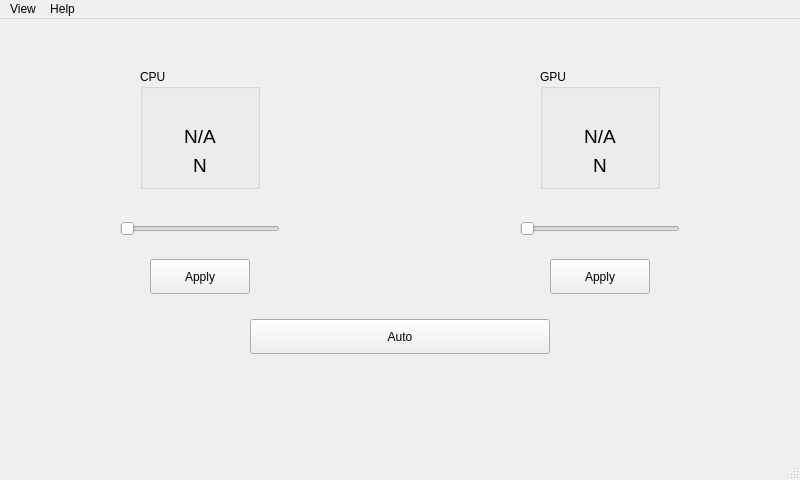
Above: resources/UI.ui from yongshee-th/NBFC-UI before the change. Below: the same form after it.
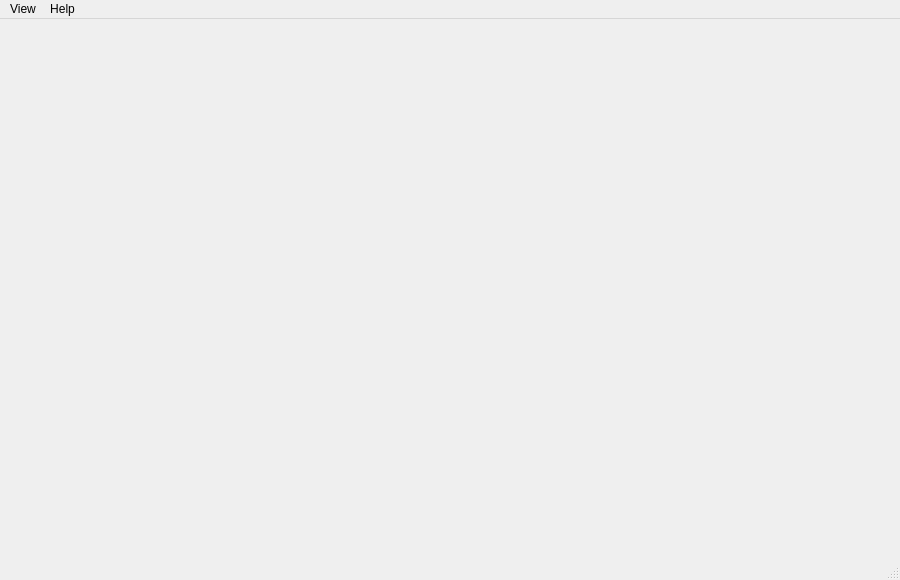
That is the form after the change. Icons and pictures are not drawn.

Commit message:
Add profile/fan health warnings, thermal watchdog, and lower idle CPU use
- Warn when the NBFC profile does not match the DMI model, with a one-click switch
- Warn when a commanded fan reads 0 RPM or acer_wmi shares fan control
- Fall back to Auto if temperature reaches 90C while in manual mode
- Throttle nvidia-smi polling and stop fan-blade animation when idle

```diff
--- a/resources/UI.ui
+++ b/resources/UI.ui
@@ -6,10 +6,16 @@
    <rect>
     <x>0</x>
     <y>0</y>
-    <width>800</width>
-    <height>480</height>
+    <width>900</width>
+    <height>580</height>
    </rect>
   </property>
+  <property name="minimumSize">
+   <size>
+    <width>680</width>
+    <height>460</height>
+   </size>
+  </property>
   <property name="windowTitle">
    <string>NBFC UI</string>
   </property>
@@ -17,198 +23,13 @@
    <iconset>
     <normaloff>icon.png</normaloff>icon.png</iconset>
   </property>
-  <widget class="QWidget" name="centralwidget">
-   <widget class="QSlider" name="horizontalSlider_CPU">
-    <property name="geometry">
-     <rect>
-      <x>120</x>
-      <y>200</y>
-      <width>160</width>
-      <height>20</height>
-     </rect>
-    </property>
-    <property name="cursor">
-     <cursorShape>OpenHandCursor</cursorShape>
-    </property>
-    <property name="orientation">
-     <enum>Qt::Horizontal</enum>
-    </property>
-   </widget>
-   <widget class="QSlider" name="horizontalSlider_GPU">
-    <property name="geometry">
-     <rect>
-      <x>520</x>
-      <y>200</y>
-      <width>160</width>
-      <height>20</height>
-     </rect>
-    </property>
-    <property name="cursor">
-     <cursorShape>OpenHandCursor</cursorShape>
-    </property>
-    <property name="orientation">
-     <enum>Qt::Horizontal</enum>
-    </property>
-   </widget>
-   <widget class="QPushButton" name="Apply_GPU">
-    <property name="geometry">
-     <rect>
-      <x>550</x>
-      <y>240</y>
-      <width>100</width>
-      <height>35</height>
-     </rect>
-    </property>
-    <property name="cursor">
-     <cursorShape>PointingHandCursor</cursorShape>
-    </property>
-    <property name="text">
-     <string>Apply</string>
-    </property>
-   </widget>
-   <widget class="QPushButton" name="Apply_CPU">
-    <property name="geometry">
-     <rect>
-      <x>150</x>
-      <y>240</y>
-      <width>100</width>
-      <height>35</height>
-     </rect>
-    </property>
-    <property name="cursor">
-     <cursorShape>PointingHandCursor</cursorShape>
-    </property>
-    <property name="text">
-     <string>Apply</string>
-    </property>
-   </widget>
-   <widget class="QPushButton" name="Apply_Auto">
-    <property name="geometry">
-     <rect>
-      <x>250</x>
-      <y>300</y>
-      <width>300</width>
-      <height>35</height>
-     </rect>
-    </property>
-    <property name="cursor">
-     <cursorShape>PointingHandCursor</cursorShape>
-    </property>
-    <property name="text">
-     <string>Auto</string>
-    </property>
-   </widget>
-   <widget class="QGroupBox" name="CPU">
-    <property name="geometry">
-     <rect>
-      <x>140</x>
-      <y>50</y>
-      <width>120</width>
-      <height>120</height>
-     </rect>
-    </property>
-    <property name="title">
-     <string>CPU</string>
-    </property>
-    <layout class="QVBoxLayout" name="verticalLayout">
-     <item>
-      <widget class="QLabel" name="label">
-       <property name="text">
-        <string/>
-       </property>
-      </widget>
-     </item>
-     <item>
-      <widget class="QLabel" name="Speed_CPU">
-       <property name="font">
-        <font>
-         <pointsize>14</pointsize>
-        </font>
-       </property>
-       <property name="text">
-        <string>N/A</string>
-       </property>
-       <property name="alignment">
-        <set>Qt::AlignBottom|Qt::AlignHCenter</set>
-       </property>
-      </widget>
-     </item>
-     <item>
-      <widget class="QLabel" name="Temperature_CPU">
-       <property name="font">
-        <font>
-         <pointsize>14</pointsize>
-        </font>
-       </property>
-       <property name="text">
-        <string>N</string>
-       </property>
-       <property name="alignment">
-        <set>Qt::AlignCenter</set>
-       </property>
-      </widget>
-     </item>
-    </layout>
-   </widget>
-   <widget class="QGroupBox" name="GPU">
-    <property name="geometry">
-     <rect>
-      <x>540</x>
-      <y>50</y>
-      <width>120</width>
-      <height>120</height>
-     </rect>
-    </property>
-    <property name="title">
-     <string>GPU</string>
-    </property>
-    <layout class="QVBoxLayout" name="verticalLayout_2">
-     <item>
-      <widget class="QLabel" name="label_2">
-       <property name="text">
-        <string/>
-       </property>
-      </widget>
-     </item>
-     <item>
-      <widget class="QLabel" name="Speed_GPU">
-       <property name="font">
-        <font>
-         <pointsize>14</pointsize>
-        </font>
-       </property>
-       <property name="text">
-        <string>N/A</string>
-       </property>
-       <property name="alignment">
-        <set>Qt::AlignBottom|Qt::AlignHCenter</set>
-       </property>
-      </widget>
-     </item>
-     <item>
-      <widget class="QLabel" name="Temperature_GPU">
-       <property name="font">
-        <font>
-         <pointsize>14</pointsize>
-        </font>
-       </property>
-       <property name="text">
-        <string>N</string>
-       </property>
-       <property name="alignment">
-        <set>Qt::AlignCenter</set>
-       </property>
-      </widget>
-     </item>
-    </layout>
-   </widget>
-  </widget>
+  <widget class="QWidget" name="centralwidget"/>
   <widget class="QMenuBar" name="menubar">
    <property name="geometry">
     <rect>
      <x>0</x>
      <y>0</y>
-     <width>800</width>
+     <width>900</width>
      <height>31</height>
     </rect>
    </property>
```
The commit also changes 2 other files.
